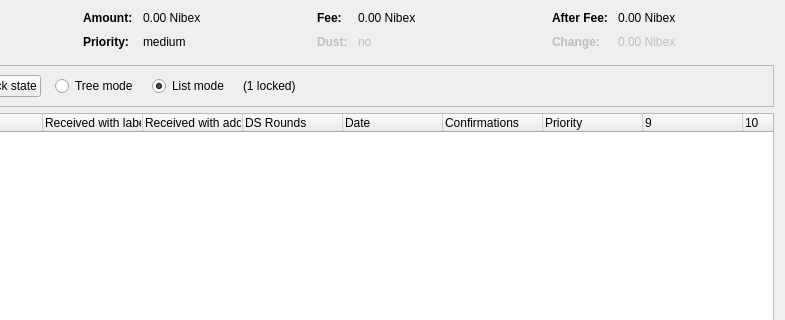
Above: src/qt/forms/coincontroldialog.ui from eboot/Zix before the change; both pictures show x 169 to 954 and y 0 to 320 of the 954 by 500 pixel window. Below: the same form after it.
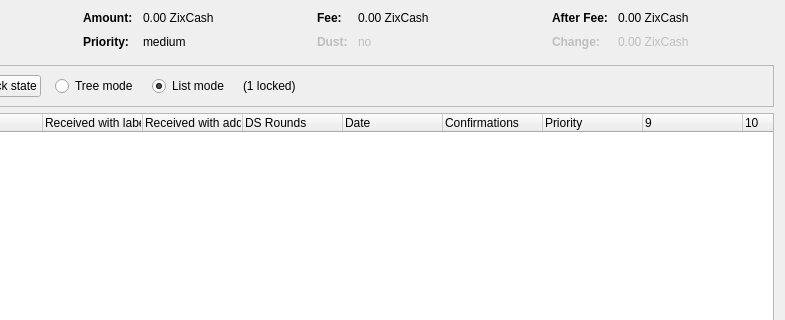
That is the form after the change. Custom widgets are drawn as their Qt base class.

Diff of the .ui file:
```diff
--- a/src/qt/forms/coincontroldialog.ui
+++ b/src/qt/forms/coincontroldialog.ui
@@ -132,7 +132,7 @@
           <enum>Qt::ActionsContextMenu</enum>
          </property>
          <property name="text">
-          <string notr="true">0.00 Nibex</string>
+          <string notr="true">0.00 ZixCash</string>
          </property>
          <property name="textInteractionFlags">
           <set>Qt::LinksAccessibleByMouse|Qt::TextSelectableByKeyboard|Qt::TextSelectableByMouse</set>
@@ -206,7 +206,7 @@
           <enum>Qt::ActionsContextMenu</enum>
          </property>
          <property name="text">
-          <string notr="true">0.00 Nibex</string>
+          <string notr="true">0.00 ZixCash</string>
          </property>
          <property name="textInteractionFlags">
           <set>Qt::LinksAccessibleByMouse|Qt::TextSelectableByKeyboard|Qt::TextSelectableByMouse</set>
@@ -286,7 +286,7 @@
           <enum>Qt::ActionsContextMenu</enum>
          </property>
          <property name="text">
-          <string notr="true">0.00 Nibex</string>
+          <string notr="true">0.00 ZixCash</string>
          </property>
          <property name="textInteractionFlags">
           <set>Qt::LinksAccessibleByMouse|Qt::TextSelectableByKeyboard|Qt::TextSelectableByMouse</set>
@@ -321,7 +321,7 @@
           <enum>Qt::ActionsContextMenu</enum>
          </property>
          <property name="text">
-          <string notr="true">0.00 Nibex</string>
+          <string notr="true">0.00 ZixCash</string>
          </property>
          <property name="textInteractionFlags">
           <set>Qt::LinksAccessibleByMouse|Qt::TextSelectableByKeyboard|Qt::TextSelectableByMouse</set>
```
